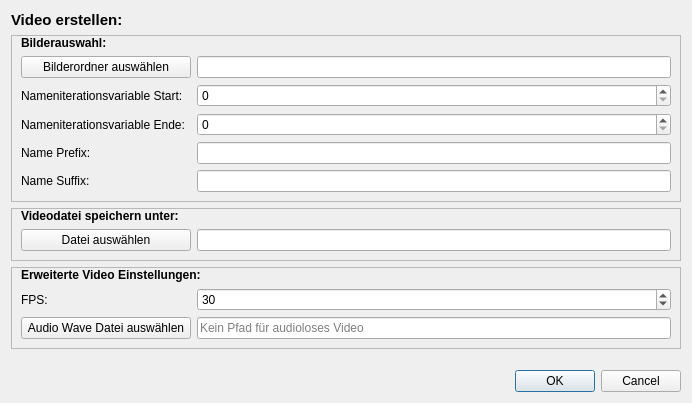
Above: src/dialogcreatevideo.ui from M4RKUS28/Fraktalgenerator before the change. Below: the same form after it.
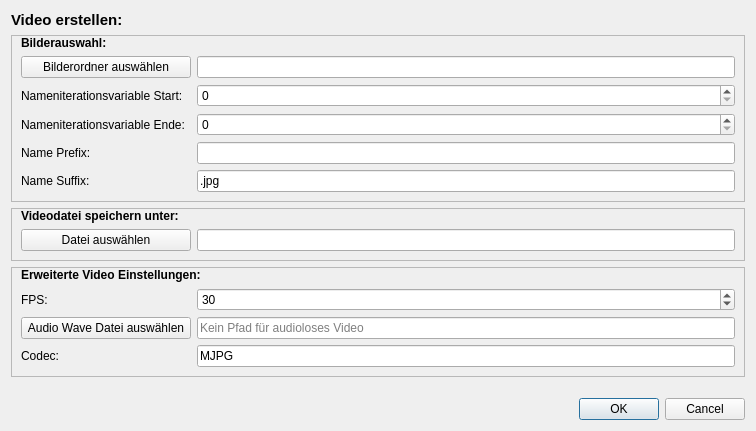
That is the form after the change.

Diff of the .ui file:
```diff
--- a/src/dialogcreatevideo.ui
+++ b/src/dialogcreatevideo.ui
@@ -6,8 +6,8 @@
    <rect>
     <x>0</x>
     <y>0</y>
-    <width>692</width>
-    <height>403</height>
+    <width>756</width>
+    <height>431</height>
    </rect>
   </property>
   <property name="windowTitle">
@@ -125,7 +125,11 @@
        </widget>
       </item>
       <item row="5" column="1">
-       <widget class="QLineEdit" name="lineEdit_Suffix"/>
+       <widget class="QLineEdit" name="lineEdit_Suffix">
+        <property name="text">
+         <string>.jpg</string>
+        </property>
+       </widget>
       </item>
      </layout>
     </widget>
@@ -250,6 +254,23 @@
         </property>
        </widget>
       </item>
+      <item row="3" column="0">
+       <widget class="QLabel" name="label_10">
+        <property name="text">
+         <string>Codec:</string>
+        </property>
+       </widget>
+      </item>
+      <item row="3" column="1">
+       <widget class="QLineEdit" name="lineEditCodec">
+        <property name="inputMethodHints">
+         <set>Qt::ImhNone</set>
+        </property>
+        <property name="text">
+         <string>MJPG</string>
+        </property>
+       </widget>
+      </item>
      </layout>
     </widget>
    </item>
```
